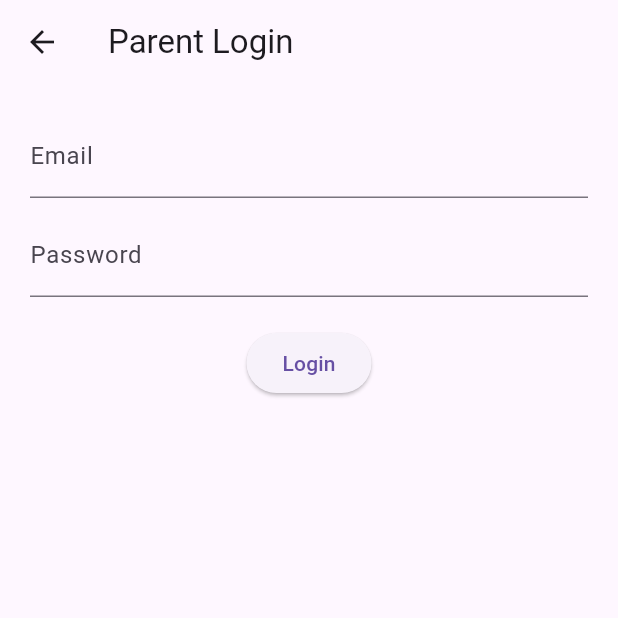
After one commit to THIRUSAKTH/School-Data-Management-System, a Flutter app: the ParentLoginPage screen opened by its route, on a phone screen of 412 x 824 dp, the top half of it. The commit adds this screen. Run offline on Flutter 3.47's test engine with Material 3 defaults, Android fonts, the phone set to English and light mode, and no system bars; our stand-ins replace cloud_firestore, firebase_auth, firebase_core; accounts and stored records are empty; network calls fail.

Commit message:
parent home and login page added

```diff
--- a/lib/screens/admin/student_management_page.dart
+++ b/lib/screens/admin/student_management_page.dart
@@ -19,7 +19,6 @@ class StudentManagementPage extends StatelessWidget {
         backgroundColor: Colors.cyan,
         foregroundColor: Colors.white,
       ),
-
       floatingActionButton: FloatingActionButton.extended(
         backgroundColor: Colors.cyan,
         icon: const Icon(Icons.person_add, color: Colors.white),
--- a/lib/screens/authentication_page/login_page.dart
+++ b/lib/screens/authentication_page/login_page.dart
@@ -4,7 +4,7 @@ import 'package:firebase_auth/firebase_auth.dart';
 
 import 'package:schoolprojectjan/screens/admin/admin_home.dart';
 import 'package:schoolprojectjan/screens/teacher/teacher_home.dart';
-import 'package:schoolprojectjan/screens/parents/parent_home.dart';
+import 'package:schoolprojectjan/screens/parents/parent_home_page.dart';
 import 'package:schoolprojectjan/screens/authentication_page/change_password_screen.dart';
 
 class LoginPage extends StatefulWidget {
@@ -236,7 +236,7 @@ class _LoginPageState extends State<LoginPage> {
       }
 
       else {
-        target = const ParentHome();
+        target = const ParentHomePage();
       }
 
       Navigator.pushReplacement(
--- /dev/null
+++ b/lib/screens/parents/parent_login_page.dart
@@ -0,0 +1,67 @@
+import 'package:flutter/material.dart';
+import 'package:firebase_auth/firebase_auth.dart';
+
+class ParentLoginPage extends StatefulWidget {
+  const ParentLoginPage({super.key});
+
+  @override
+  State<ParentLoginPage> createState() => _ParentLoginPageState();
+}
+
+class _ParentLoginPageState extends State<ParentLoginPage> {
+  final emailController = TextEditingController();
+  final passwordController = TextEditingController();
+
+  bool loading = false;
+
+  Future<void> _login() async {
+    setState(() => loading = true);
+
+    try {
+      await FirebaseAuth.instance.signInWithEmailAndPassword(
+        email: emailController.text.trim(),
+        password: passwordController.text.trim(),
+      );
+
+      Navigator.pushReplacementNamed(context, '/parentHome');
+
+    } catch (e) {
+      ScaffoldMessenger.of(context)
+          .showSnackBar(SnackBar(content: Text(e.toString())));
+    }
+
+    setState(() => loading = false);
+  }
+
+  @override
+  Widget build(BuildContext context) {
+    return Scaffold(
+      appBar: AppBar(title: const Text("Parent Login")),
+      body: Padding(
+        padding: const EdgeInsets.all(20),
+        child: Column(
+          children: [
+            TextField(
+              controller: emailController,
+              decoration: const InputDecoration(labelText: "Email"),
+            ),
+            const SizedBox(height: 10),
+            TextField(
+              controller: passwordController,
+              decoration: const InputDecoration(labelText: "Password"),
+              obscureText: true,
+            ),
+            const SizedBox(height: 20),
+
+            ElevatedButton(
+              onPressed: loading ? null : _login,
+              child: loading
+                  ? const CircularProgressIndicator()
+                  : const Text("Login"),
+            )
+          ],
+        ),
+      ),
+    );
+  }
+}
```
Also changed, not shown: lib/main.dart (+15 -7 lines), lib/screens/admin/admin-add-student-page.dart (+18 -12 lines), lib/screens/admin/students_profile_page.dart (+10 -12 lines), lib/screens/parents/parent_home.dart (deleted, +0 -73 lines), lib/screens/parents/parent_home_page.dart (added, +50 -0 lines).
